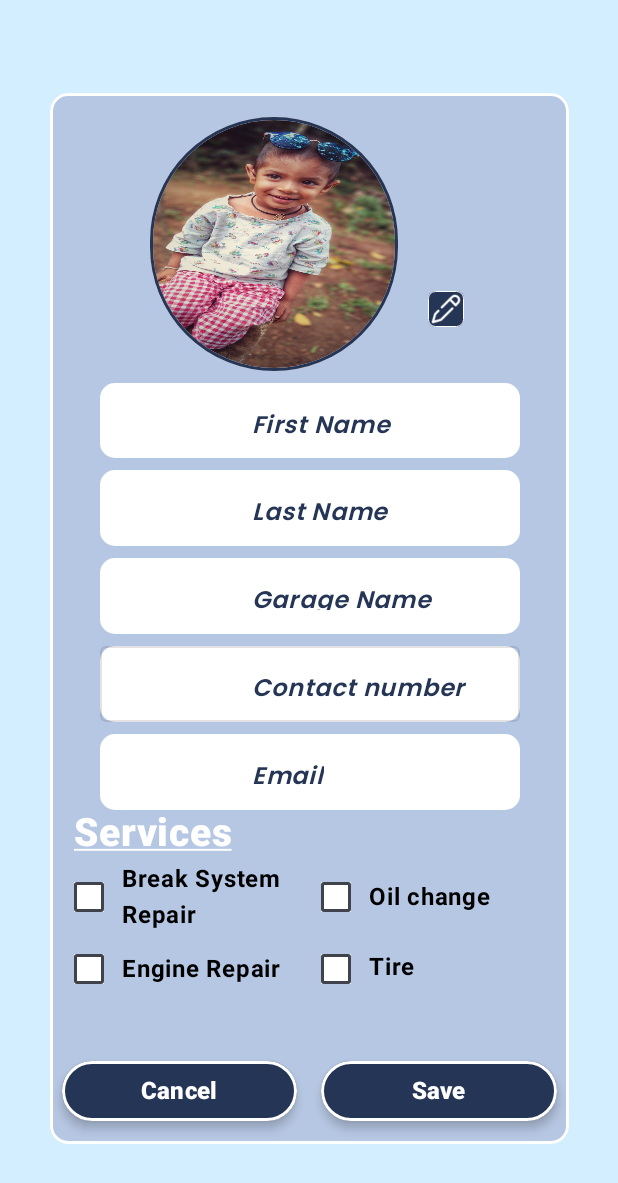
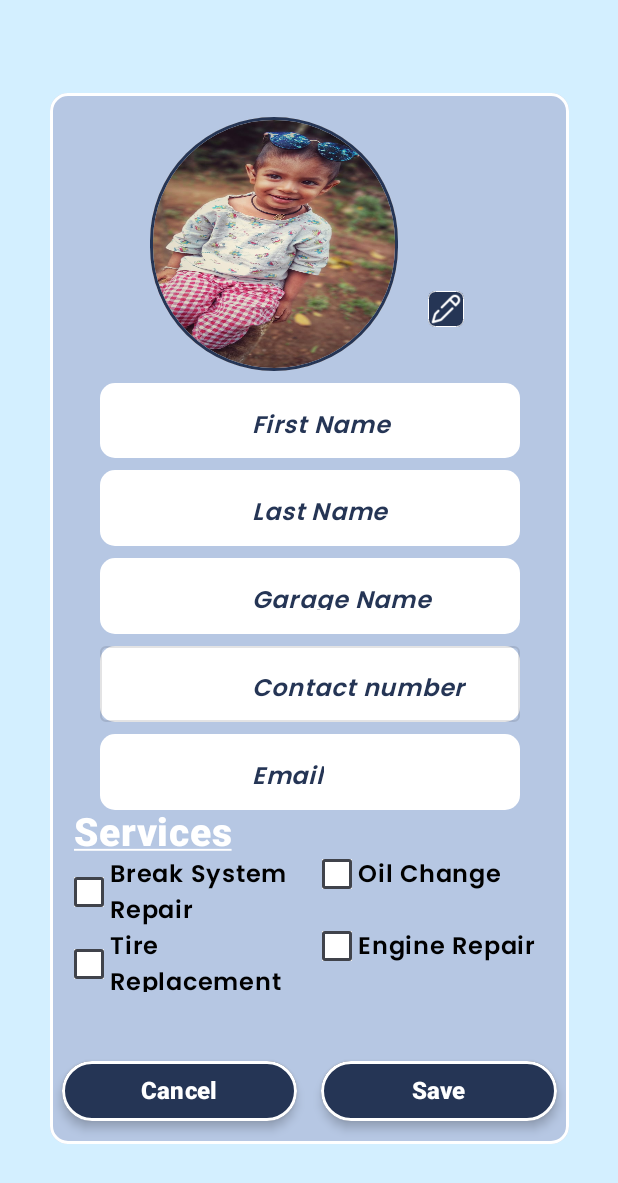
Before and after one commit to IsuriCS/RoadRescue, an Android app built with Jetpack Compose: the screen it shows after launch (MainActivity), on a phone screen of 412 x 824 dp. Shown: the top 1183 px of the screen. Run offline under Robolectric (Android 15) with nearby library versions, the phone set to English and light mode, and no system bars.

Commit message:
update content

```diff
--- /dev/null
+++ b/app/src/main/java/com/example/garage/viewModels/GarageProfileEdit.kt
@@ -0,0 +1,24 @@
+package com.example.garage.viewModels
+
+class GarageProfileEdit (
+    private var _checkBoxName:String,
+    private  var _isSelected:Boolean
+){
+
+    fun getCheckBoxName():String{
+        return _checkBoxName
+    }
+
+    fun setCheckBoxName(checkBoxName:String){
+       this._checkBoxName=checkBoxName
+    }
+
+    fun getIsSelected():Boolean{
+        return _isSelected
+    }
+
+    fun setIsSelected(isSelected:Boolean){
+        this._isSelected=isSelected
+    }
+
+}
--- a/app/src/main/java/com/example/garage/views/GarageProfileEdit.kt
+++ b/app/src/main/java/com/example/garage/views/GarageProfileEdit.kt
@@ -18,6 +18,10 @@ import androidx.compose.foundation.layout.height
 import androidx.compose.foundation.layout.padding
 import androidx.compose.foundation.layout.size
 import androidx.compose.foundation.layout.width
+import androidx.compose.foundation.lazy.grid.GridCells
+import androidx.compose.foundation.lazy.grid.LazyVerticalGrid
+import androidx.compose.foundation.lazy.grid.items
+import androidx.compose.foundation.rememberScrollState
 import androidx.compose.foundation.shape.CircleShape
 import androidx.compose.foundation.shape.RoundedCornerShape
 import androidx.compose.foundation.verticalScroll
@@ -49,12 +53,12 @@ import androidx.compose.ui.text.style.TextDecoration
 import androidx.compose.ui.unit.dp
 import androidx.compose.ui.unit.sp
 import com.example.garage.R
+import com.example.garage.viewModels.GarageProfileEdit
 
 @OptIn(ExperimentalMaterial3Api::class)
 @Composable
 fun garageProfileEdit(){
 
-    Column {
 
        // Header()
 
@@ -68,7 +72,6 @@ fun garageProfileEdit(){
 
             Card(
                 modifier = cardDefaultModifier,
-
                 colors = CardDefaults.cardColors(containerColor = Color(0xFFB6C7E3)),
                 border = BorderStroke(width = 2.dp, Color.White),
             ) {
@@ -205,7 +208,10 @@ fun garageProfileEdit(){
                             .padding(16.dp, 0.dp, 0.dp, 0.dp)
                     ){
                         Column {
-                            var isChecked by remember { mutableStateOf(false) }
+                            val isCheckedBraekSysytem by remember { mutableStateOf(false) }
+                            var isCheckedOilChange by remember { mutableStateOf(false) }
+                            var isCheckedEngineRepair by remember { mutableStateOf(false) }
+                            var isCheckedTireRepair by remember { mutableStateOf(false) }
 
                             Text(
                                 text = "Services",
@@ -218,18 +224,32 @@ fun garageProfileEdit(){
                             Row (
                                 modifier = Modifier
                                     .fillMaxWidth()
-                                    .fillMaxHeight(0.45f),
+                                    .fillMaxHeight(0.75f),
                                 verticalAlignment = Alignment.CenterVertically
                             ){
-                                val checkboxColor = if(isChecked) Color(0xFF253555) else Color.White
+                                val checkboxColor = if(isCheckedBraekSysytem) Color(0xFF253555) else Color.White
 
+                                val servicesList= ArrayList<GarageProfileEdit>()
+                                servicesList.add(GarageProfileEdit("Break System Repair", false))
+                                servicesList.add(GarageProfileEdit("Oil Change",false))
+                                servicesList.add(GarageProfileEdit("Tire Replacement",false))
+                                servicesList.add(GarageProfileEdit("Engine Repair",false))
+
+
+                                LazyVerticalGrid(
+                                    columns = GridCells.Fixed(2),
+                                ){
+                                    items(servicesList){ service ->
                                         Box(
                                             modifier = Modifier
                                                 .weight(1f)
                                                 .align(Alignment.CenterVertically)
                                         ){
+
+                                            var isChecked by remember { mutableStateOf(service.getIsSelected()) }
+
                                             Checkbox(
-                                        checked = isChecked,
+                                                checked = service.getIsSelected(),
                                                 onCheckedChange ={ newCheckState -> isChecked = newCheckState },
                                                 modifier = Modifier
                                                     .background(color = checkboxColor)
@@ -241,108 +261,19 @@ fun garageProfileEdit(){
                                             Spacer(modifier = Modifier.width(8.dp))
 
                                             Text(
-                                        text = "Break System Repair",
+                                                text = service.getCheckBoxName(),
                                                 color = Color.Black,
                                                 fontWeight = FontWeight.Bold,
-                                        modifier = Modifier.padding(32.dp,0.dp,0.dp,0.dp)
+                                                modifier = Modifier.padding(24.dp,0.dp,0.dp,0.dp),
+                                                fontFamily = fontFamily
                                             )
                                         }
-
-
-                                Box(
-                                    modifier = Modifier
-                                        .weight(1f)
-                                        .align(Alignment.CenterVertically)
-                                ){
-                                    Checkbox(
-                                        checked = isChecked,
-                                        onCheckedChange ={ newCheckState -> isChecked = newCheckState },
-                                        modifier = Modifier
-                                            .background(color = checkboxColor)
-                                            .size(20.dp)
-                                            .padding(4.dp)
-                                            .align(Alignment.CenterStart)
-                                    )
-
-                                    Spacer(modifier = Modifier.width(8.dp))
-
-                                    Text(
-                                        text = "Oil change",
-                                        color = Color.Black,
-                                        fontWeight = FontWeight.Bold,
-                                        modifier = Modifier.padding(32.dp,0.dp,0.dp,0.dp)
-                                    )
+                                    }
+                                }
                             }
 
 
                         }
-
-                            Spacer(modifier = Modifier.height(8.dp))
-
-                            Row (
-                                modifier = Modifier
-                                    .fillMaxWidth()
-                                    .fillMaxHeight(0.45f),
-                                verticalAlignment = Alignment.CenterVertically
-                            ){
-                                val checkboxColor = if(isChecked) Color(0xFF253555) else Color.White
-
-                                Box(
-                                    modifier = Modifier
-                                        .weight(1f)
-                                        .align(Alignment.CenterVertically)
-                                ){
-                                    Checkbox(
-                                        checked = isChecked,
-                                        onCheckedChange ={ newCheckState -> isChecked = newCheckState },
-                                        modifier = Modifier
-                                            .background(color = checkboxColor)
-                                            .size(20.dp)
-                                            .padding(4.dp)
-                                            .align(Alignment.CenterStart)
-                                    )
-
-                                    Spacer(modifier = Modifier.width(8.dp))
-
-                                    Text(
-                                        text = "Engine Repair",
-                                        color = Color.Black,
-                                        fontWeight = FontWeight.Bold,
-                                        modifier = Modifier.padding(32.dp,0.dp,0.dp,0.dp)
-                                    )
-                                }
-
-
-                                Box(
-                                    modifier = Modifier
-                                        .weight(1f)
-                                        .align(Alignment.CenterVertically)
-                                ){
-                                    Checkbox(
-                                        checked = isChecked,
-                                        onCheckedChange ={ newCheckState -> isChecked = newCheckState },
-                                        modifier = Modifier
-                                            .background(color = checkboxColor)
-                                            .size(20.dp)
-                                            .padding(4.dp)
-                                            .align(Alignment.CenterStart)
-                                    )
-
-                                    Spacer(modifier = Modifier.width(8.dp))
-
-                                    Text(
-                                        text = "Tire Replacement",
-                                        color = Color.Black,
-                                        fontWeight = FontWeight.Bold,
-                                        modifier = Modifier.padding(32.dp,0.dp,0.dp,0.dp)
-                                    )
-                                }
-                            }
-
-                            Spacer(modifier = Modifier.width(8.dp))
-
-                        }
-
                     }
 
                     Row (
@@ -369,7 +300,7 @@ fun garageProfileEdit(){
             }
             //Footer()
         }
-    }
+
 }
 
 
--- a/app/src/main/java/com/example/garage/views/MainActivity.kt
+++ b/app/src/main/java/com/example/garage/views/MainActivity.kt
@@ -86,6 +86,8 @@ class MainActivity : ComponentActivity() {
 
                     garageProfileEdit()
 
+                   // GridWithTwoRows()
+
                 }
             }
         }
--- /dev/null
+++ b/app/src/main/java/com/example/garage/views/test.kt
@@ -0,0 +1,28 @@
+package com.example.garage.views
+
+import androidx.compose.foundation.layout.Column
+import androidx.compose.foundation.lazy.grid.GridCells
+import androidx.compose.foundation.lazy.grid.LazyVerticalGrid
+import androidx.compose.material3.Text
+import androidx.compose.runtime.Composable
+import androidx.compose.ui.Alignment
+
+
+@Composable
+fun GridWithTwoRows() {
+    // Number of columns in the grid
+    val numberOfColumns = 3
+
+    // Data for the items in the grid
+    val gridItems = (1 .. 20).toList()
+
+    LazyVerticalGrid(
+        columns = GridCells.Fixed(2)
+    ){
+        items(gridItems.size){
+            Column (horizontalAlignment = Alignment.CenterHorizontally){
+                Text(text = "${gridItems}")
+            }
+        }
+    }
+}
```
Lines whose indentation alone changed are shown as unchanged.
